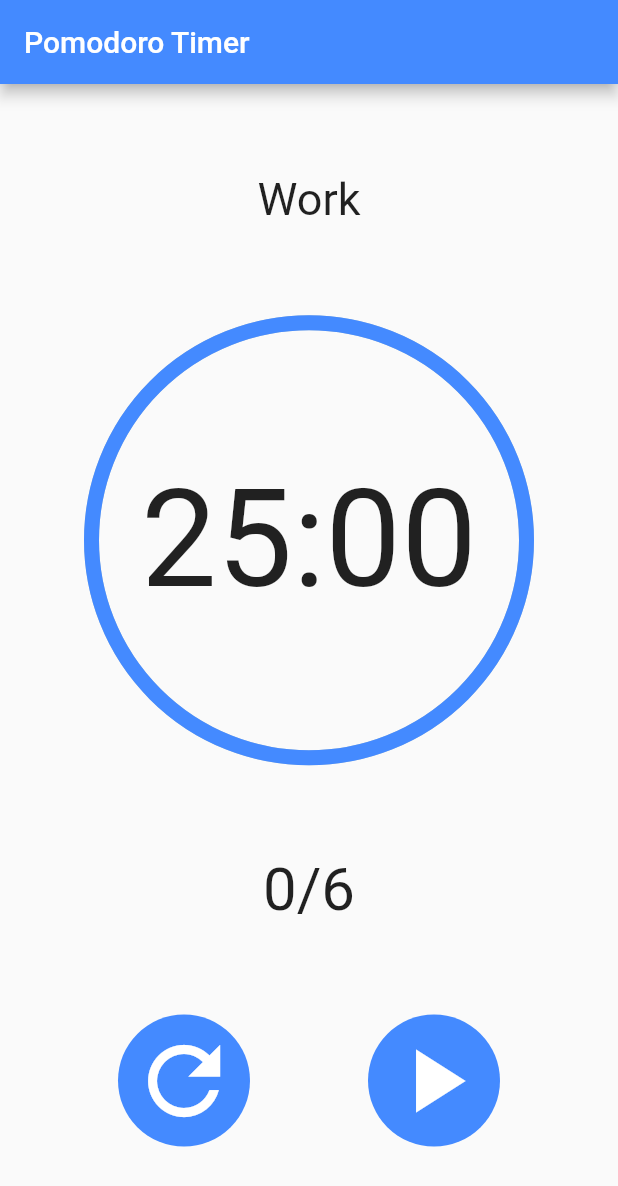
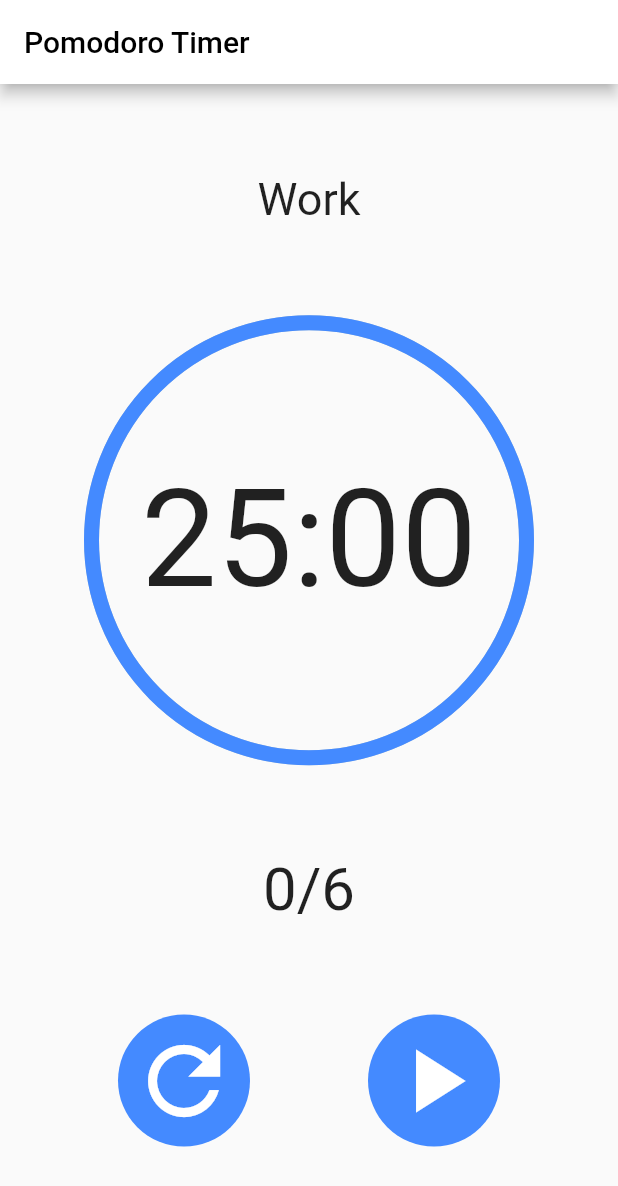
Before and after one commit to miajimyu/flutterpomodoro, a Flutter app: the screen it shows after launch, on a phone screen of 412 x 824 dp. Shown: the top 1186 px of the screen. Run offline on Flutter 3.47's test engine with Material 2 defaults, Android fonts, the phone set to English and light mode, and no system bars; drawn by our look-alikes of percent_indicator.

Commit message:
feat debugShowCheckedModeBanner is false

```diff
--- a/lib/main.dart
+++ b/lib/main.dart
@@ -8,11 +8,12 @@ class MyApp extends StatelessWidget {
   @override
   Widget build(BuildContext context) {
     return MaterialApp(
+      debugShowCheckedModeBanner: false,
       title: 'Pomodoro',
       home: Scaffold(
         appBar: AppBar(
-          title: Text('Pomodoro Timer'),
-          backgroundColor: Colors.blueAccent,
+          title: Text('Pomodoro Timer', style: TextStyle(color: Colors.black),),
+          backgroundColor: Colors.white,
         ),
         body: Page(),
       ),
```
